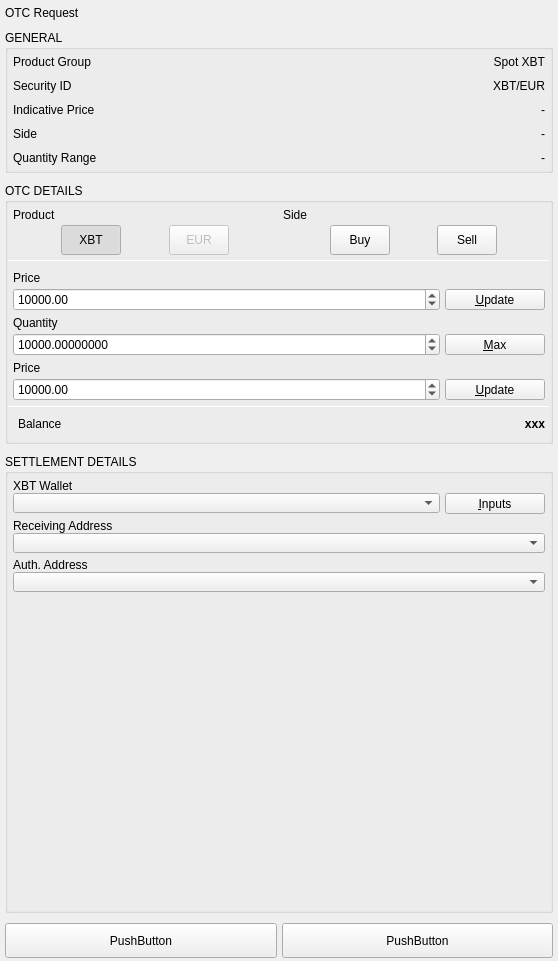
Old version of the form BlockSettleUILib/ChatUI/OTCShieldWidgets/OTCNegotiationCommonWidget.ui in the repository BlockSettle/terminal.
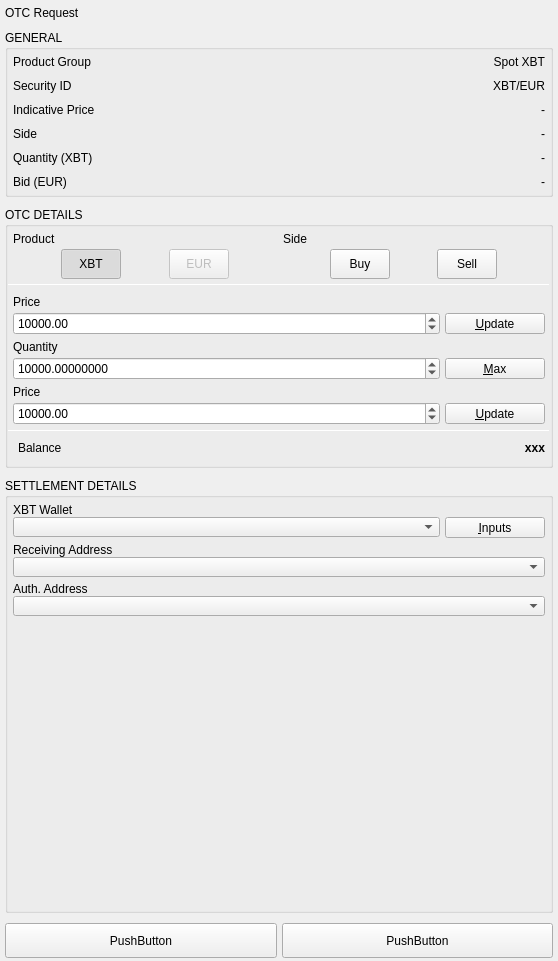
New version of the form.

Commit message: Show Quantity and Bid info in global otc response

Diff of the .ui file:
```diff
--- a/BlockSettleUILib/ChatUI/OTCShieldWidgets/OTCNegotiationCommonWidget.ui
+++ b/BlockSettleUILib/ChatUI/OTCShieldWidgets/OTCNegotiationCommonWidget.ui
@@ -279,12 +279,53 @@
            <item>
             <widget class="QLabel" name="rangeLabel">
              <property name="text">
-              <string>Quantity Range</string>
+              <string>Quantity (XBT)</string>
              </property>
             </widget>
            </item>
            <item>
-            <widget class="QLabel" name="rangeValue">
+            <widget class="QLabel" name="labelQuantityValue">
+             <property name="text">
+              <string>-</string>
+             </property>
+             <property name="alignment">
+              <set>Qt::AlignRight|Qt::AlignTrailing|Qt::AlignVCenter</set>
+             </property>
+             <property name="whiteLabel" stdset="0">
+              <bool>true</bool>
+             </property>
+            </widget>
+           </item>
+          </layout>
+         </widget>
+        </item>
+        <item>
+         <widget class="QWidget" name="rangeBid" native="true">
+          <layout class="QHBoxLayout" name="sideLayout_5">
+           <property name="spacing">
+            <number>5</number>
+           </property>
+           <property name="leftMargin">
+            <number>0</number>
+           </property>
+           <property name="topMargin">
+            <number>0</number>
+           </property>
+           <property name="rightMargin">
+            <number>0</number>
+           </property>
+           <property name="bottomMargin">
+            <number>0</number>
+           </property>
+           <item>
+            <widget class="QLabel" name="labelBidRange">
+             <property name="text">
+              <string>Bid (EUR)</string>
+             </property>
+            </widget>
+           </item>
+           <item>
+            <widget class="QLabel" name="labelBidValue">
              <property name="text">
               <string>-</string>
              </property>
```
Left out of the diff: 6 changed lines with no effect on the pictures. The commit also changes 5 other files.
